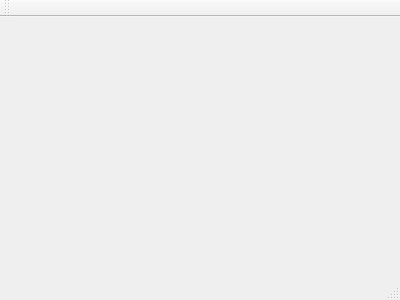
The window that RBFInterpolator/mainwindow.ui (yuki-koyama/rbf-interpolator) describes before a commit, drawn with Qt 5.
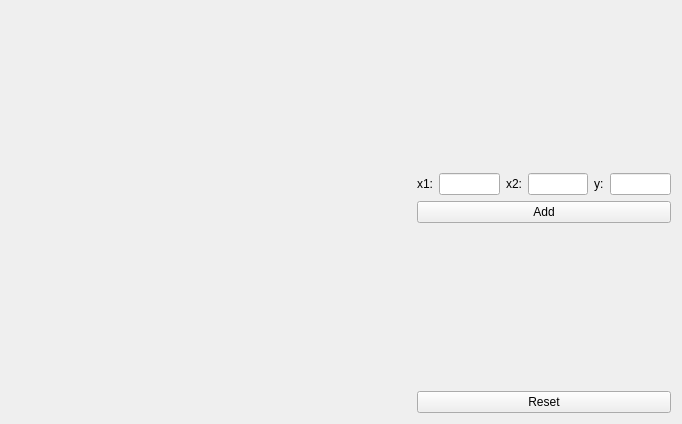
The same window after the commit. Custom widgets are drawn as their Qt base class.

Patch:
```diff
--- a/RBFInterpolator/mainwindow.ui
+++ b/RBFInterpolator/mainwindow.ui
@@ -1,24 +1,125 @@
 <ui version="4.0">
  <class>MainWindow</class>
- <widget class="QMainWindow" name="MainWindow" >
-  <property name="geometry" >
+ <widget class="QMainWindow" name="MainWindow">
+  <property name="geometry">
    <rect>
     <x>0</x>
     <y>0</y>
-    <width>400</width>
-    <height>300</height>
+    <width>682</width>
+    <height>424</height>
    </rect>
   </property>
   <property name="windowTitle" >
    <string>MainWindow</string>
   </property>
-  <widget class="QMenuBar" name="menuBar" />
-  <widget class="QToolBar" name="mainToolBar" />
-  <widget class="QWidget" name="centralWidget" />
-  <widget class="QStatusBar" name="statusBar" />
+  <widget class="QWidget" name="centralWidget">
+   <layout class="QGridLayout" name="gridLayout">
+    <item row="0" column="0">
+     <widget class="VisualizingWidget" name="widget" native="true">
+      <property name="minimumSize">
+       <size>
+        <width>400</width>
+        <height>400</height>
+       </size>
+      </property>
+      <property name="maximumSize">
+       <size>
+        <width>400</width>
+        <height>400</height>
+       </size>
+      </property>
+     </widget>
+    </item>
+    <item row="0" column="1">
+     <layout class="QVBoxLayout" name="verticalLayout">
+      <item>
+       <spacer name="verticalSpacer_2">
+        <property name="orientation">
+         <enum>Qt::Vertical</enum>
+        </property>
+        <property name="sizeHint" stdset="0">
+         <size>
+          <width>20</width>
+          <height>40</height>
+         </size>
+        </property>
+       </spacer>
+      </item>
+      <item>
+       <layout class="QHBoxLayout" name="horizontalLayout">
+        <item>
+         <widget class="QLabel" name="label_x1">
+          <property name="text">
+           <string>x1:</string>
+          </property>
+         </widget>
+        </item>
+        <item>
+         <widget class="QLineEdit" name="lineEdit_x1"/>
+        </item>
+        <item>
+         <widget class="QLabel" name="label_x2">
+          <property name="text">
+           <string>x2:</string>
+          </property>
+         </widget>
+        </item>
+        <item>
+         <widget class="QLineEdit" name="lineEdit_x2"/>
+        </item>
+        <item>
+         <widget class="QLabel" name="label_y">
+          <property name="text">
+           <string>y:</string>
+          </property>
+         </widget>
+        </item>
+        <item>
+         <widget class="QLineEdit" name="lineEdit_y"/>
+        </item>
+       </layout>
+      </item>
+      <item>
+       <widget class="QPushButton" name="pushButton_add">
+        <property name="text">
+         <string>Add</string>
+        </property>
+       </widget>
+      </item>
+      <item>
+       <spacer name="verticalSpacer">
+        <property name="orientation">
+         <enum>Qt::Vertical</enum>
+        </property>
+        <property name="sizeHint" stdset="0">
+         <size>
+          <width>20</width>
+          <height>40</height>
+         </size>
+        </property>
+       </spacer>
+      </item>
+      <item>
+       <widget class="QPushButton" name="pushButton_reset">
+        <property name="text">
+         <string>Reset</string>
+        </property>
+       </widget>
+      </item>
+     </layout>
+    </item>
+   </layout>
+  </widget>
  </widget>
- <layoutDefault spacing="6" margin="11" />
- <pixmapfunction></pixmapfunction>
+ <layoutdefault spacing="6" margin="11"/>
+ <customwidgets>
+  <customwidget>
+   <class>VisualizingWidget</class>
+   <extends>QWidget</extends>
+   <header>visualizingwidget.h</header>
+   <container>1</container>
+  </customwidget>
+ </customwidgets>
  <resources/>
  <connections/>
 </ui>
```
Left out of the diff: 5 changed lines with no effect on the pictures.
